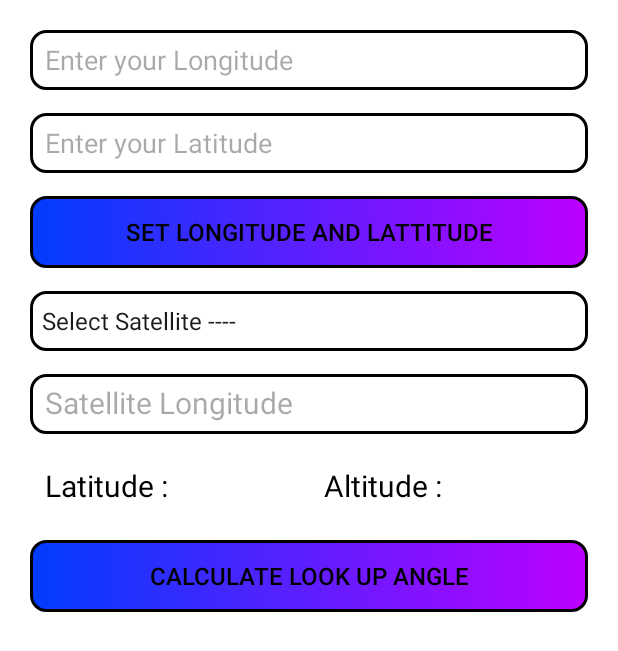
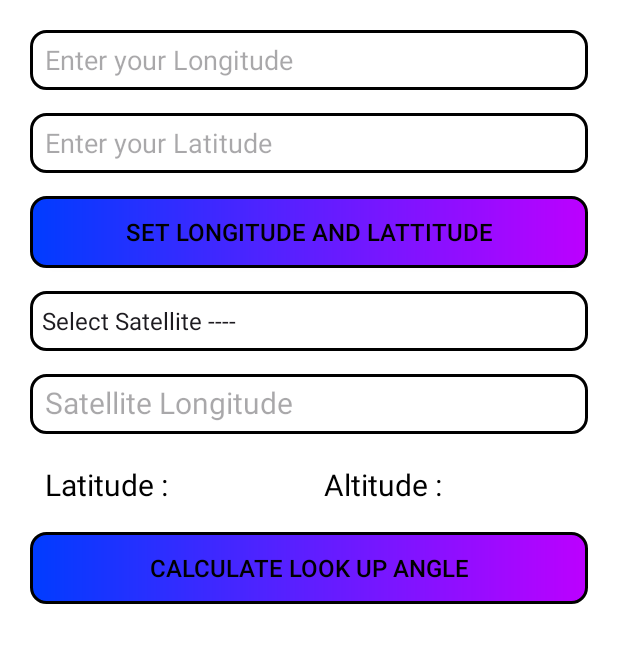
Before and after one commit to vinaygupta17g/VSAT-Saarthi, an Android app: the screen it shows after launch once a user with an empty profile is signed in (MainActivity), on a phone screen of 412 x 824 dp. Shown: the top 651 px of the screen. Run offline under Robolectric (Android 15) with nearby library versions, the phone set to English and light mode, and no system bars; our stand-ins replace Firebase (no records; nobody signed in at launch, a user with empty details on screens opened directly).

Commit message:
6th commit

```diff
--- a/app/src/main/java/com/vinay/vsatsaarthi/CompassActivity.java
+++ b/app/src/main/java/com/vinay/vsatsaarthi/CompassActivity.java
@@ -21,6 +21,5 @@ ActivityCompassBinding binding;
         Intent intent=getIntent();
         intent.getStringExtra("Azismuth");
         intent.getStringExtra("Elevation");
-        binding.azismuth.setText("Azismuth angle is "+intent.getStringExtra("Azismuth"));
     }
 }
--- a/app/src/main/res/layout/activity_main.xml
+++ b/app/src/main/res/layout/activity_main.xml
@@ -72,27 +72,24 @@
             <LinearLayout
                 android:layout_width="match_parent"
                 android:layout_height="wrap_content"
+                android:layout_marginTop="20dp"
                 android:orientation="horizontal">
                 <LinearLayout
                     android:layout_width="0dp"
                     android:layout_weight="1"
-                    android:layout_height="match_parent"
+                    android:layout_height="wrap_content"
                     android:orientation="horizontal">
                     <TextView
                         android:layout_width="wrap_content"
-                        android:layout_height="40dp"
-                        android:layout_marginTop="15dp"
+                        android:layout_height="30dp"
                         android:paddingLeft="10dp"
                         android:text="Latitude : "
-                        android:paddingTop="5dp"
                         android:textSize="20dp"
                         android:textColor="@color/black" />
                     <TextView
                         android:id="@+id/satlatitude"
                         android:layout_width="wrap_content"
-                        android:layout_height="40dp"
-                        android:layout_marginTop="15dp"
-                        android:paddingTop="5dp"
+                        android:layout_height="30dp"
                         android:textSize="20dp"
                         android:textColor="@color/black" />
                 </LinearLayout>
@@ -103,19 +100,15 @@
                     android:orientation="horizontal">
                     <TextView
                         android:layout_width="wrap_content"
-                        android:layout_height="40dp"
-                        android:layout_marginTop="15dp"
+                        android:layout_height="30dp"
                         android:paddingLeft="10dp"
                         android:text="Altitude : "
-                        android:paddingTop="5dp"
                         android:textSize="20dp"
                         android:textColor="@color/black" />
                     <TextView
                         android:id="@+id/sataltitude"
                         android:layout_width="match_parent"
-                        android:layout_height="40dp"
-                        android:layout_marginTop="15dp"
-                        android:paddingTop="5dp"
+                        android:layout_height="30dp"
                         android:textSize="20dp"
                         android:textColor="@color/black" />
                 </LinearLayout>
```
Also changed, not shown: app/src/main/res/layout/activity_compass.xml (+52 -10 lines).
